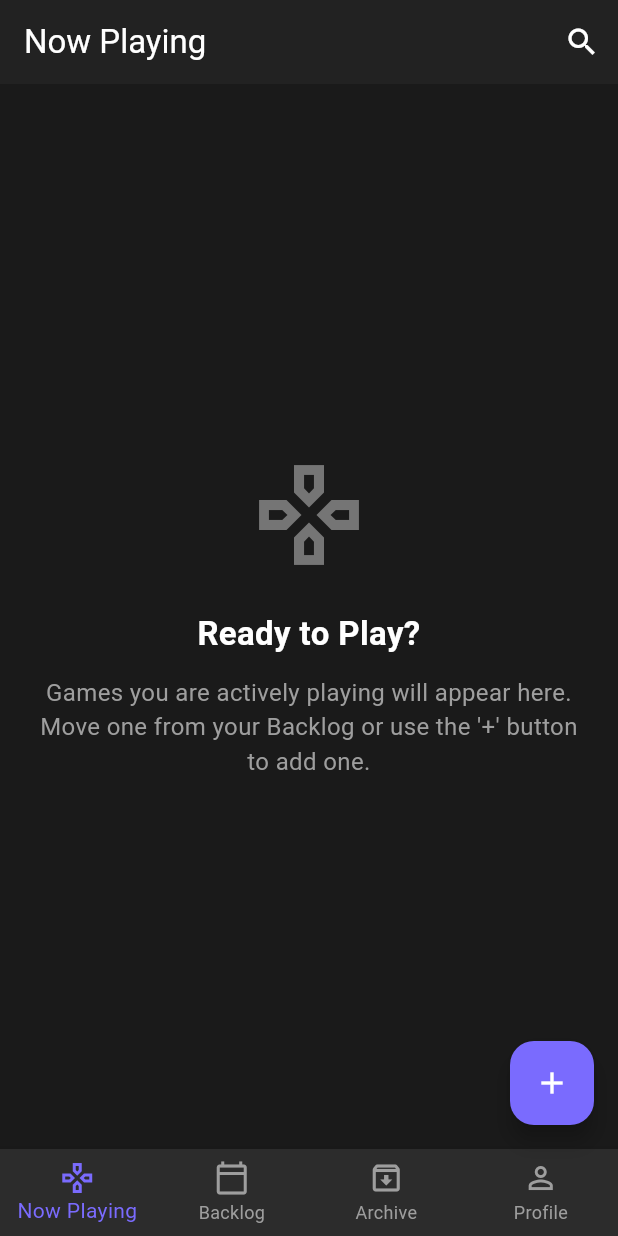
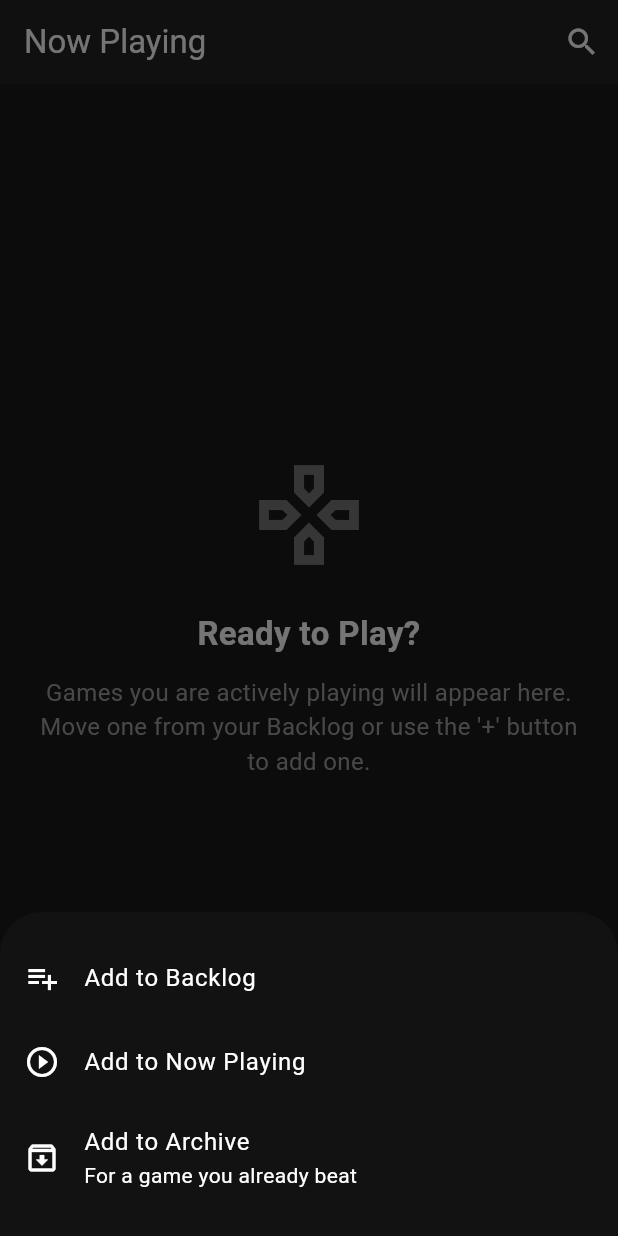
Before and after one commit to Morningknight/gamelog, a Flutter app: the MainScreen screen opened directly, after a tap on the "add" icon, on a phone screen of 412 x 824 dp. Run offline on Flutter 3.47's test engine with Material 3 defaults, Android fonts, the phone set to English and light mode, and no system bars; our stand-ins replace flutter_riverpod, hive, hive_flutter, shared_preferences, smooth_page_indicator; accounts and stored records are empty.

Commit message:
QoL: Implement smart support popup with open counter and new text

```diff
--- a/lib/screens/main_screen.dart
+++ b/lib/screens/main_screen.dart
@@ -6,12 +6,11 @@ import 'package:gamelog/screens/archive_screen.dart';
 import 'package:gamelog/screens/backlog_screen.dart';
 import 'package:gamelog/screens/home_screen.dart';
 import 'package:gamelog/screens/profile_screen.dart';
-import 'package:gamelog/screens/support_screen.dart'; // Import for dialog button
-import 'package:shared_preferences/shared_preferences.dart'; // Import for checking date
+import 'package:gamelog/screens/support_screen.dart';
+import 'package:shared_preferences/shared_preferences.dart';
 
 final mainScreenIndexProvider = StateProvider<int>((ref) => 0);
 
-// --- CONVERT TO CONSUMER STATEFUL WIDGET ---
 class MainScreen extends ConsumerStatefulWidget {
   const MainScreen({super.key});
 
@@ -20,42 +19,52 @@ class MainScreen extends ConsumerStatefulWidget {
 }
 
 class _MainScreenState extends ConsumerState<MainScreen> {
-  // --- ADD INITSTATE AND POPUP LOGIC ---
   @override
   void initState() {
     super.initState();
-    // Use WidgetsBinding to ensure the build is complete before showing a dialog
     WidgetsBinding.instance.addPostFrameCallback((_) {
-      _checkForMonthlyPopup();
+      _handleAppStartupLogic();
     });
   }
 
-  Future<void> _checkForMonthlyPopup() async {
+  // --- NEW, SMARTER STARTUP LOGIC ---
+  Future<void> _handleAppStartupLogic() async {
     final prefs = await SharedPreferences.getInstance();
-    // Try to get the last date the popup was shown
+
+    // 1. Increment and get the app open count.
+    int appOpenCount = prefs.getInt('appOpenCount') ?? 0;
+    appOpenCount++;
+    await prefs.setInt('appOpenCount', appOpenCount);
+
+    // 2. Check if the user is new (opened the app less than 5 times).
+    if (appOpenCount < 5) {
+      return; // Do not show the popup for new users.
+    }
+
+    // 3. If the user is not new, proceed with the monthly check.
     final lastPopupDateString = prefs.getString('lastSupportPopupDate');
-
     if (lastPopupDateString != null) {
       final lastPopupDate = DateTime.parse(lastPopupDateString);
-      // If it has been less than 30 days, do nothing.
       if (DateTime.now().difference(lastPopupDate).inDays < 30) {
-        return;
+        return; // It's been less than 30 days, so do nothing.
       }
     }
 
-    // If we're here, it's either the first time or 30 days have passed.
-    // So, show the dialog.
+    // 4. If we're here, it's time to show the dialog.
     if (mounted) {
       _showSupportDialog(context);
     }
   }
 
+  // --- UPDATED DIALOG WITH NEW TEXT ---
   void _showSupportDialog(BuildContext context) async {
     showDialog(
       context: context,
       builder: (ctx) => AlertDialog(
         title: const Text('Enjoying GameLog?'),
-        content: const Text('A lot of love goes into developing this app. If you find it useful, please consider supporting its future.'),
+        content: const Text(
+          "GameLog is proudly ad-free, and that's thanks to support from users like you.\n\nEvery January, 10% of all support received is donated to charity. Your contribution makes a real difference!",
+        ),
         actions: [
           TextButton(
             child: const Text('Maybe Later'),
@@ -64,8 +73,7 @@ class _MainScreenState extends ConsumerState<MainScreen> {
           FilledButton(
             child: const Text('Support Us'),
             onPressed: () {
-              Navigator.of(ctx).pop(); // Close the dialog first
-              // Then navigate to the support screen
+              Navigator.of(ctx).pop();
               Navigator.of(context).push(
                 MaterialPageRoute(builder: (_) => const SupportScreen()),
               );
@@ -75,45 +83,80 @@ class _MainScreenState extends ConsumerState<MainScreen> {
       ),
     );
 
-    // After showing the dialog, save the current time.
+    // Always save the current time after showing the dialog to reset the timer.
     final prefs = await SharedPreferences.getInstance();
     await prefs.setString('lastSupportPopupDate', DateTime.now().toIso8601String());
   }
-  // --- END OF NEW LOGIC ---
 
   void _showAddGameMenu(BuildContext context) {
-    // ... (This function remains unchanged)
+    showModalBottomSheet(
+      context: context,
+      builder: (ctx) {
+        return Container(
+          padding: const EdgeInsets.symmetric(vertical: 16),
+          child: Column(
+            mainAxisSize: MainAxisSize.min,
+            children: [
+              ListTile(
+                leading: const Icon(Icons.playlist_add),
+                title: const Text('Add to Backlog'),
+                onTap: () {
+                  Navigator.pop(ctx);
+                  Navigator.of(context).push(MaterialPageRoute(
+                    builder: (_) => const AddEditGameScreen(defaultStatus: GameStatus.backlog),
+                  ));
+                },
+              ),
+              ListTile(
+                leading: const Icon(Icons.play_circle_outline),
+                title: const Text('Add to Now Playing'),
+                onTap: () {
+                  Navigator.pop(ctx);
+                  Navigator.of(context).push(MaterialPageRoute(
+                    builder: (_) => const AddEditGameScreen(defaultStatus: GameStatus.nowPlaying),
+                  ));
+                },
+              ),
+              ListTile(
+                leading: const Icon(Icons.archive_outlined),
+                title: const Text('Add to Archive'),
+                subtitle: const Text('For a game you already beat'),
+                onTap: () {
+                  Navigator.pop(ctx);
+                  Navigator.of(context).push(MaterialPageRoute(
+                    builder: (_) => const AddEditGameScreen(defaultStatus: GameStatus.beaten),
+                  ));
+                },
+              ),
+            ],
+          ),
+        );
+      },
+    );
   }
 
   @override
   Widget build(BuildContext context) {
-    // In a ConsumerStatefulWidget, 'ref' is a property of the state class.
     final selectedIndex = ref.watch(mainScreenIndexProvider);
-
     final List<Widget> screens = [
       const HomeScreen(),
       const BacklogScreen(),
       const ArchiveScreen(),
       const ProfileScreen(),
     ];
-
     final fabVisible = selectedIndex < 3;
 
     return Scaffold(
       body: screens[selectedIndex],
-
       floatingActionButton: fabVisible
           ? FloatingActionButton(
         onPressed: () => _showAddGameMenu(context),
         child: const Icon(Icons.add),
       )
           : null,
-
       bottomNavigationBar: BottomNavigationBar(
         currentIndex: selectedIndex,
-        onTap: (index) {
-          ref.read(mainScreenIndexProvider.notifier).state = index;
-        },
+        onTap: (index) => ref.read(mainScreenIndexProvider.notifier).state = index,
         type: BottomNavigationBarType.fixed,
         selectedItemColor: Theme.of(context).colorScheme.primary,
         unselectedItemColor: Colors.grey,
```
